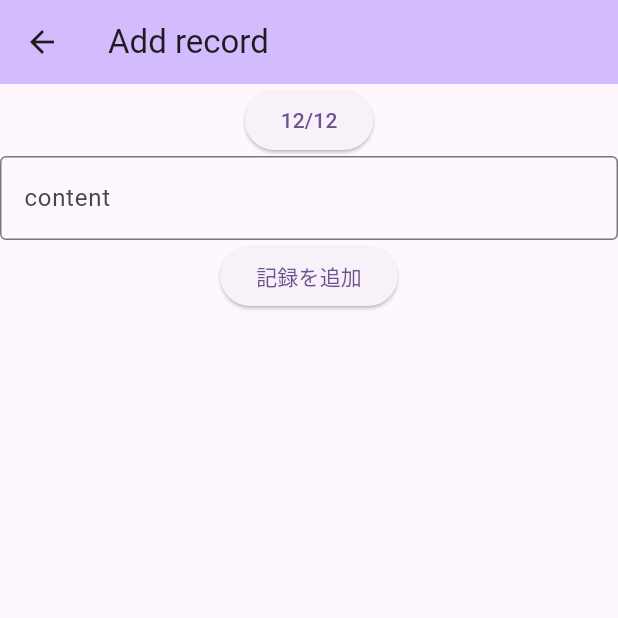
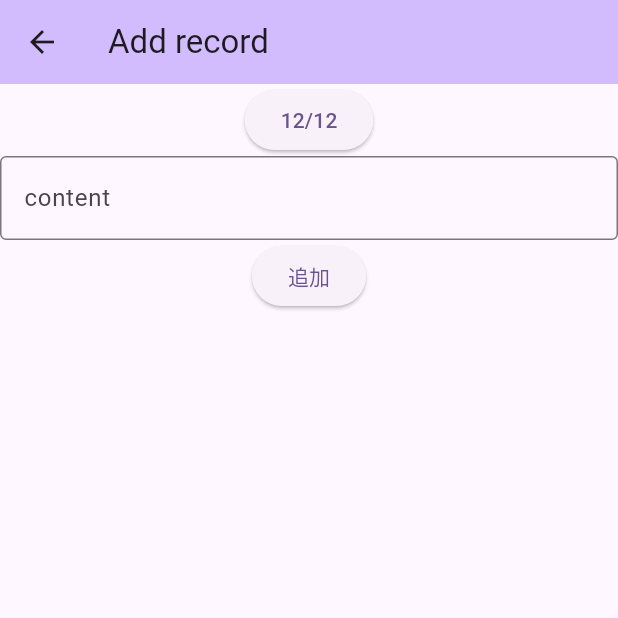
Before and after one commit to RyuNyan-Taro/wo_read, a Flutter app: the AddRecordPage screen opened directly, on a phone screen of 412 x 824 dp, the top half of it. Run offline on Flutter 3.47's test engine with Material 3 defaults, Android fonts, the phone set to English and light mode, and no system bars; our stand-ins replace audioplayers, equatable, flutter_dotenv, flutter_riverpod, flutter_tts, riverpod_annotation and 2 more; accounts and stored records are empty; generated files the repository leaves out were written again.

```diff
--- a/lib/record/screens/add_record.dart
+++ b/lib/record/screens/add_record.dart
@@ -59,7 +59,7 @@ class _AddRecordPageState extends State<AddRecordPage> {
               labelText: "content",
             ),
           ),
-          ElevatedButton(onPressed: _saveRecord, child: const Text('記録を追加')),
+          ElevatedButton(onPressed: _saveRecord, child: const Text('追加')),
         ],
       ),
     );
```
